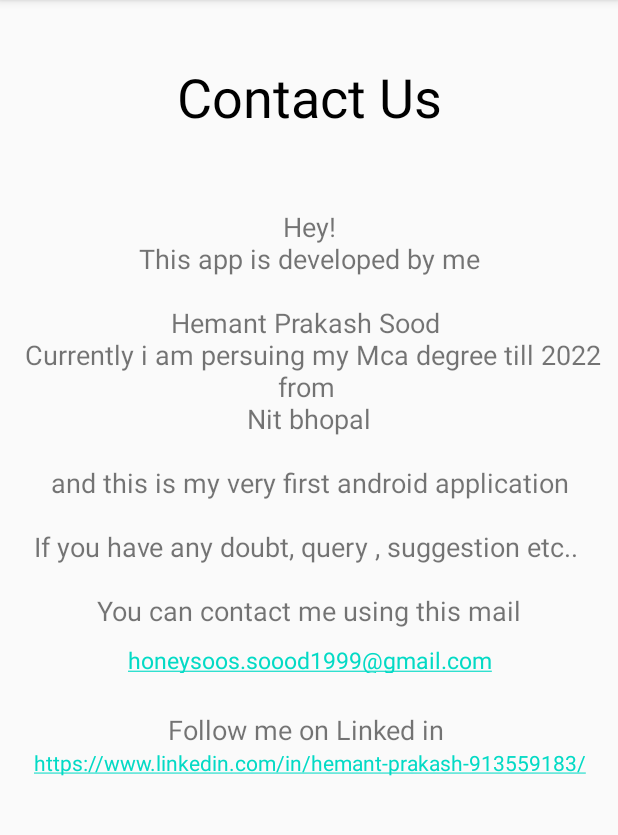
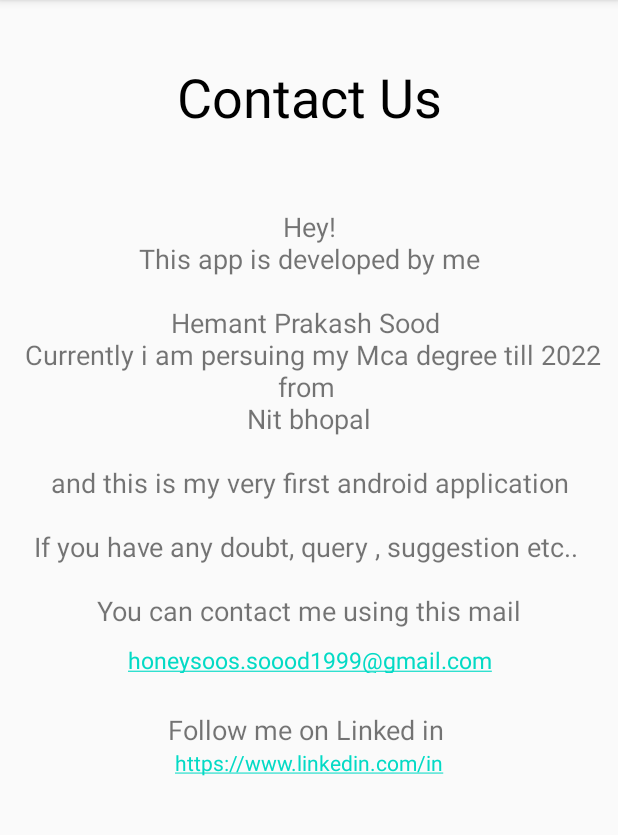
Before and after one commit to Hemant-sood/Todoist, an Android app: the Contact screen opened directly, with no data from a screen before it, on a phone screen of 412 x 824 dp, the part 84-919 px from its top. Run offline under Robolectric (Android 15) with nearby library versions, the phone set to English and light mode, and no system bars.

Commit message:
Now menu is also added to the project menu contains "contact","about" and "version" only In "contact" i have provided my linked in profile link and email address

```diff
--- a/app/src/main/res/layout/activity_contact.xml
+++ b/app/src/main/res/layout/activity_contact.xml
@@ -53,8 +53,9 @@
 
         <TextView
             android:id="@+id/textView14"
-            android:layout_width="match_parent"
-            android:layout_height="wrap_content"
+            android:layout_width="200dp"
+            android:layout_height="20dp"
+            android:layout_gravity="center"
             android:autoLink="web"
             android:gravity="center"
             android:text="@string/contact_text3" />
```
